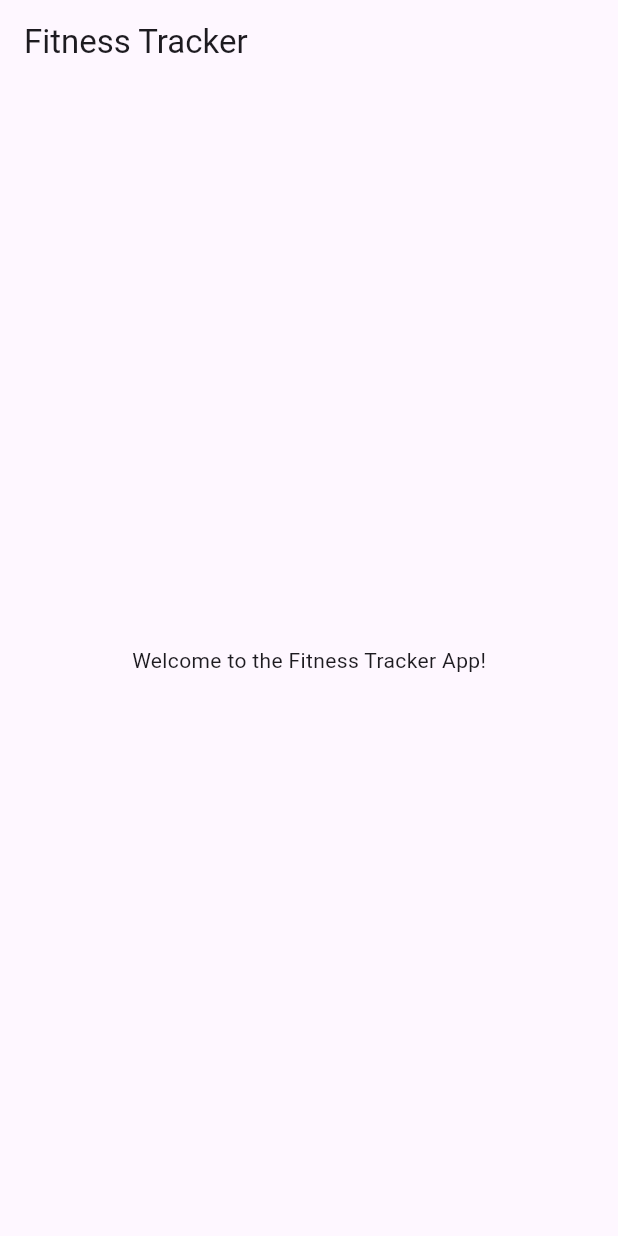
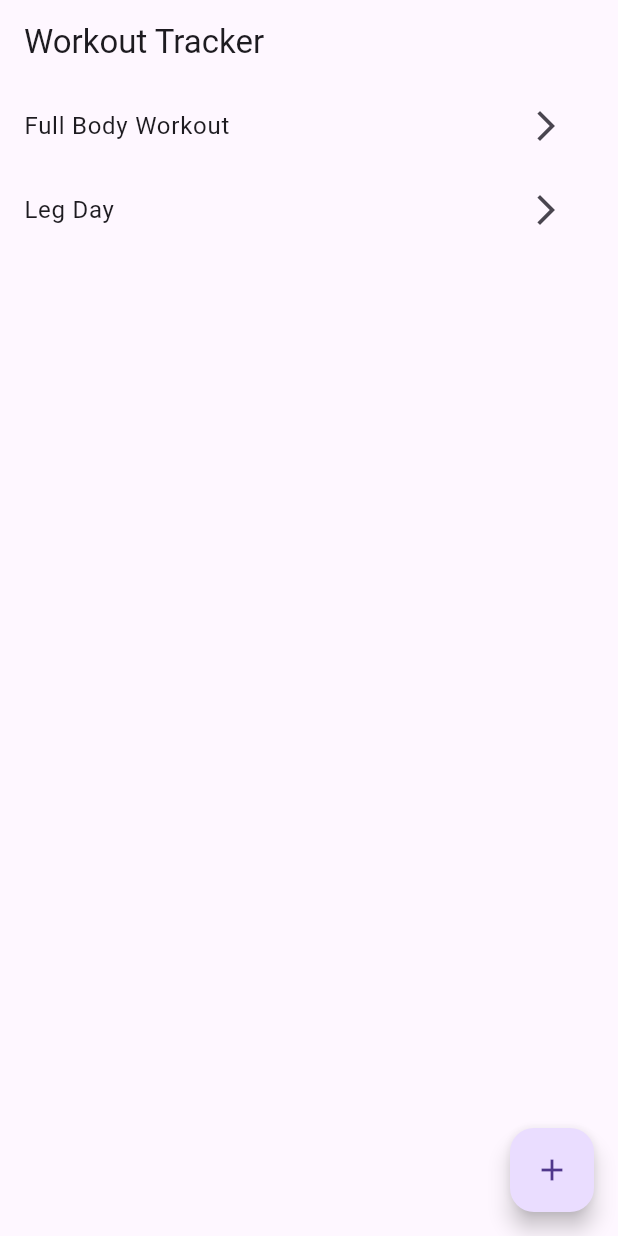
Before and after one commit to NickBalanda/FitnessTrackerApp, a Flutter app: the screen it shows after launch, on a phone screen of 412 x 824 dp. Run offline on Flutter 3.47's test engine with Material 3 defaults, Android fonts, the phone set to English and light mode, and no system bars.

Commit message:
Basics working

```diff
--- a/fitness_application/lib/data/workout_data.dart
+++ b/fitness_application/lib/data/workout_data.dart
@@ -14,12 +14,53 @@ class WorkoutData extends ChangeNotifier {
       exercises: [
         Exercise(
           name: 'Push Ups',
-          weight: 'Bodyweight',
+          weight: '-',
           reps: '15',
           sets: '3',
         ),
+        Exercise(
+          name: 'Pull Ups',
+          weight: '-',
+          reps: '10',
+          sets: '3',
+        ),
+        Exercise(
+          name: 'Plank',
+          weight: '-',
+          reps: '60 seconds',
+          sets: '3',
+        ),
+        Exercise(
+          name: 'Burpees',
+          weight: '-',
+          reps: '12',
+          sets: '3',
+        ),
       ],
-    )
+    ),
+    Workout(
+      name: 'Leg Day',
+      exercises: [
+        Exercise(
+          name: 'Squats',
+          weight: '-',
+          reps: '20',
+          sets: '4',
+        ),
+        Exercise(
+          name: 'Lunges',
+          weight: '-',
+          reps: '15',
+          sets: '3',
+        ),
+        Exercise(
+          name: 'Calf Raises',
+          weight: '-',
+          reps: '25',
+          sets: '4',
+        ),
+      ],
+    ),
   ];
 
   //get the list of workouts
--- a/fitness_application/lib/main.dart
+++ b/fitness_application/lib/main.dart
@@ -1,4 +1,6 @@
+import 'package:fitness_application/data/workout_data.dart';
 import 'package:flutter/material.dart';
+import 'package:provider/provider.dart';
 import 'pages/home_page.dart';
 void main() {
   runApp(const MyApp());
--- a/fitness_application/lib/pages/home_page.dart
+++ b/fitness_application/lib/pages/home_page.dart
@@ -1,4 +1,7 @@
+import 'package:fitness_application/data/workout_data.dart';
+import 'package:fitness_application/pages/workout_page.dart';
 import 'package:flutter/material.dart';
+import 'package:provider/provider.dart';
 
 class HomePage extends StatefulWidget {
   const HomePage({super.key});
@@ -7,14 +10,81 @@ class HomePage extends StatefulWidget {
   State<HomePage> createState() => _HomePageState();
 }
 class _HomePageState extends State<HomePage> {
+
+  void createNewWorkout() {
+    // Create a text controller for the input field
+    final TextEditingController workoutNameController = TextEditingController();
+
+    showDialog(
+      context: context,
+      builder: (context) {
+        return AlertDialog(
+          title: const Text('Create New Workout'),
+          content: TextField(
+            controller: workoutNameController,
+            decoration: const InputDecoration(
+              hintText: 'Enter workout name',
+              labelText: 'Workout Name',
+            ),
+          ),
+          actions: [
+            TextButton(
+              onPressed: () {
+                Navigator.pop(context);
+              },
+              child: const Text('Cancel'),
+            ),
+            TextButton(
+              onPressed: () {
+                // Add the workout with the entered name
+                if (workoutNameController.text.isNotEmpty) {
+                  Provider.of<WorkoutData>(context, listen: false)
+                      .addWorkout(workoutNameController.text);
+                  Navigator.pop(context);
+                }
+              },
+              child: const Text('Create'),
+            ),
+          ],
+        );
+      },
+    );
+
+  }
+
+  //go to workout page
+  void goToWorkoutPage(String workoutName) {
+    // Navigation logic to go to the workout page can be implemented here
+    Navigator.push(
+      context,
+      MaterialPageRoute(
+        builder: (context) => WorkoutPage(workoutName: workoutName),
+      ),
+    );
+  }
+
   @override
   Widget build(BuildContext context) {
-    return Scaffold(
+    return Consumer<WorkoutData>(
+      builder:(context, value, child) => Scaffold(
       appBar: AppBar(
-        title: const Text('Fitness Tracker'),
+        title: const Text('Workout Tracker'),
       ),
-      body: const Center(
-        child: Text('Welcome to the Fitness Tracker App!'),
+      floatingActionButton: FloatingActionButton(
+        onPressed: createNewWorkout,
+        child: const Icon(Icons.add),
+          // Action to add a new workout can be implemented here
+      ),
+        body: ListView.builder(
+          itemCount: value.getWorkoutList().length,
+          itemBuilder: (context, index) => ListTile(
+            title: Text(value.getWorkoutList()[index].name),
+            trailing: IconButton(
+              icon: Icon(Icons.arrow_forward_ios),
+              onPressed: () => goToWorkoutPage(value.getWorkoutList()[index].name),
+            ),
+          ),
+        ),
       ),
     );
   }
```
Also changed, not shown: fitness_application/lib/Components/exercise_tile.dart (added, +41 -0 lines), fitness_application/lib/pages/workout_page.dart (added, +128 -0 lines).
